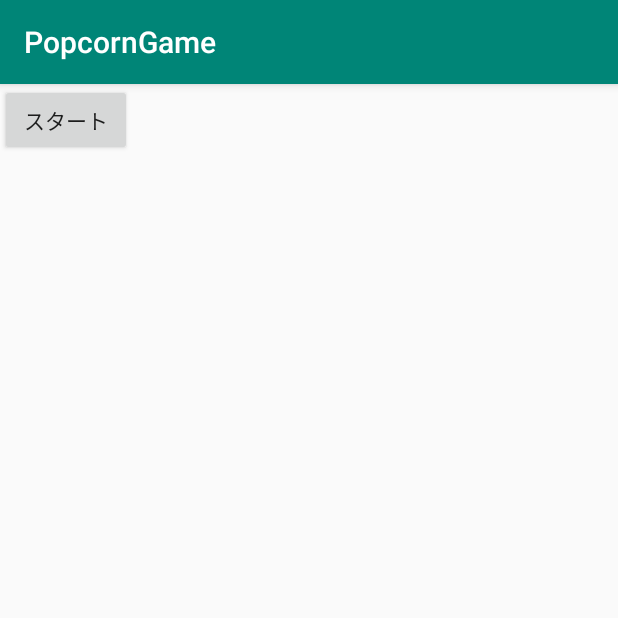
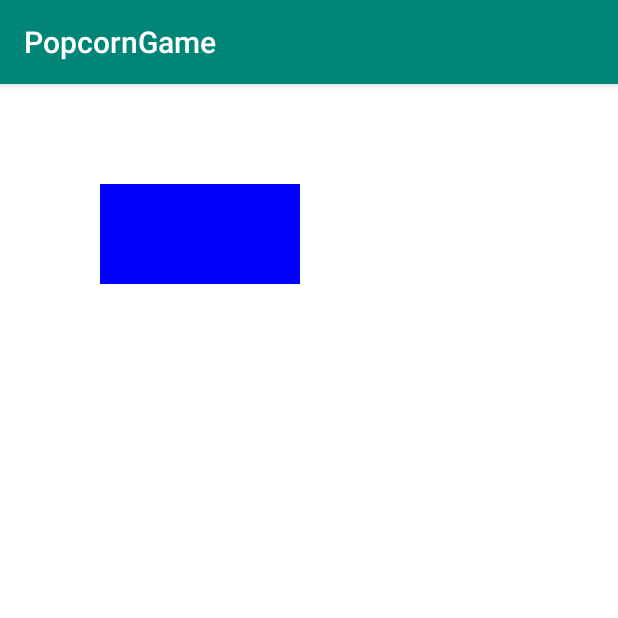
Before and after one commit to ShimuraAkane/PopcornGame, an Android app: the screen it shows after launch (MainActivity), on a phone screen of 412 x 824 dp, the top half of it. Run offline under Robolectric (Android 15) with nearby library versions, the phone set to English and light mode, and no system bars.

Commit message:
画面遷移の仕方を変えたよ

```diff
--- a/app/src/main/java/jp/ac/shohoku/teamu/popcorngame/MainActivity.java
+++ b/app/src/main/java/jp/ac/shohoku/teamu/popcorngame/MainActivity.java
@@ -14,23 +14,6 @@ public class MainActivity extends AppCompatActivity {
     @Override
     protected void onCreate(Bundle savedInstanceState) {
         super.onCreate(savedInstanceState);
-        setContentView(R.layout.title_view);
-        Button button1 = (Button) findViewById(R.id.startButton);
-        button1.setOnClickListener(new OnClickListener(){
-            @Override
-            public void onClick(View v){
-                if(count == 1){
-                    LinearLayout layout = (LinearLayout) findViewById(R.id.titlelayout);
-                    layout.removeAllViews();
-                    getLayoutInflater().inflate(R.layout.play_view, layout);
-                    count = 2;
-                }else if(count == 2){
-                    LinearLayout layout = (LinearLayout) findViewById(R.id.playlayout);
-                    layout.removeAllViews();
-                    getLayoutInflater().inflate(R.layout.title_view, layout);
-                    count = 1;
-                }
-            }
-        });
+        setContentView(R.layout.activity_main);
     }
 }
--- /dev/null
+++ b/app/src/main/java/jp/ac/shohoku/teamu/popcorngame/MainView.java
@@ -0,0 +1,60 @@
+package jp.ac.shohoku.teamu.popcorngame;
+
+import android.view.View;
+import android.content.Context;
+import android.graphics.Canvas;
+import android.graphics.Color;
+import android.graphics.Paint;
+import android.util.AttributeSet;
+import android.util.Log;
+import android.view.MotionEvent;
+
+public class MainView extends View {
+    public final int FIRST = 1; //状態を表す定数 1
+    public final int SECOND = 2; //状態を表す定数 2
+    int state; //状態を表す変数
+    /**
+     * コンストラクタ
+     * @param context
+     * @param attrs
+     */
+    public MainView(Context context, AttributeSet attrs) {
+        super (context, attrs);
+        state = FIRST;  //はじめは状態 1
+    }
+
+    @Override
+    protected void onDraw(Canvas canvas) {
+        super.onDraw(canvas);
+        Paint p = new Paint();
+        if (state == FIRST) { //状態 1 の場合の描画
+            p.setColor(Color.BLUE);
+            canvas.drawARGB(255, 255, 255, 255);
+            canvas.drawRect(100, 100, 300, 200, p);
+        } else if (state == SECOND) { //状態 2 の場合の描画
+            p.setColor(Color.RED);
+            canvas.drawARGB(255, 255, 255, 0);
+            canvas.drawRect(100, 100, 300, 200, p);
+        } else { //それ以外の場合は，Log にエラーを吐き出す
+            Log.d("error", "never come here");
+        }
+    }
+    @Override
+    public boolean onTouchEvent(MotionEvent event){
+        int x = (int) event.getX();
+        int y = (int) event.getY();
+
+        //長方形の内部で
+        if(x>100 && x<300 && y>100 && y<200) {
+            if (state == FIRST) {  //状態１だったら状態２へ
+                state = SECOND;
+            } else if (state == SECOND) {  //状態２だったら状態１へ
+                state = FIRST;
+            } else {  //それ以外だったらエラーを吐き出す
+                Log.d("error", "never come here");
+            }
+        }
+        invalidate();  //再描画
+        return super.onTouchEvent(event);
+    }
+}
--- a/app/src/main/res/layout/activity_main.xml
+++ b/app/src/main/res/layout/activity_main.xml
@@ -5,7 +5,7 @@
     android:layout_width="match_parent"
     android:layout_height="match_parent"
     tools:context=".MainActivity">
-
-
-
-    </androidx.constraintlayout.widget.ConstraintLayout>
+    <jp.ac.shohoku.teamu.popcorngame.MainView
+        android:layout_width="match_parent"
+        android:layout_height="match_parent" />
+</androidx.constraintlayout.widget.ConstraintLayout>
```
